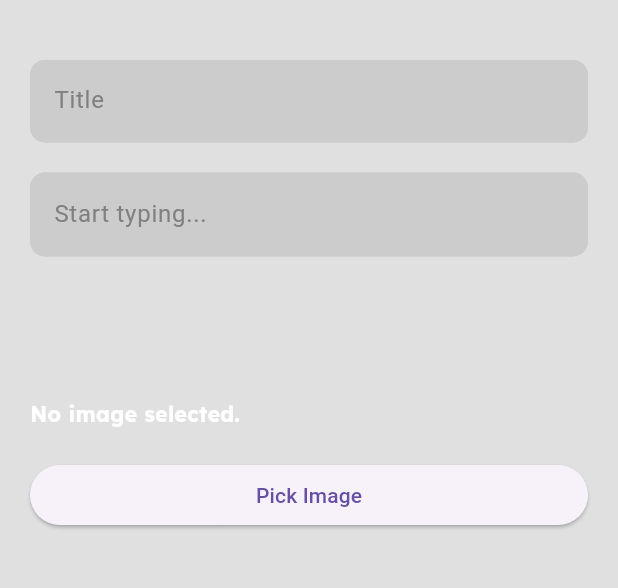
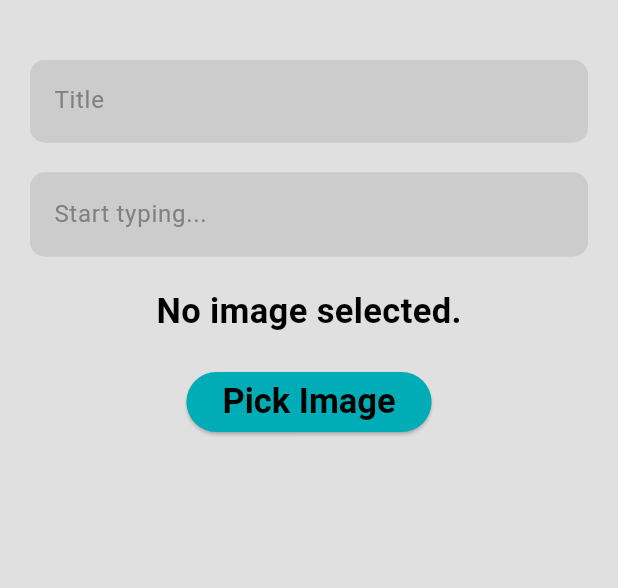
Before and after one commit to mahdiezati0/js_project_Front, a Flutter app: the CreateNote screen opened directly, on a phone screen of 412 x 824 dp, the part 120-708 px from its top. Run offline on Flutter 3.47's test engine with Material 3 defaults, Android fonts, the phone set to English and light mode, and no system bars; our stand-ins replace flutter_local_notifications, image_picker, permission_handler; Roboto replaces fonts that are missing (Mulish).

Commit message:
Fixed Bugs

```diff
--- a/lib/create_note.dart
+++ b/lib/create_note.dart
@@ -366,10 +366,10 @@ class _CreateNoteState extends State<CreateNote> {
                     ),
                   ),
                 ),
-                SizedBox(height: 20),
-                SizedBox(
-                  width: 341,
-                  height: 55,
+                // SizedBox(height: 20),
+                // SizedBox(
+                //   width: 341,
+                //   height: 55,
                   // child: TextField(
                   //   controller: colorController,
                   //   decoration: InputDecoration(
@@ -390,16 +390,42 @@ class _CreateNoteState extends State<CreateNote> {
                   //     ),
                   //   ),
                   // ),
-                ),
+                //),
+                Column(
+                  children: <Widget>[
                     SizedBox(height: 20),
                     _image == null
-                    ? Text('No image selected.')
+                        ? Text(
+                      'No image selected.',
+                      style: TextStyle(
+                        color: Colors.black,
+                        fontSize: 23,
+                        fontWeight: FontWeight.bold,
+                        fontFamily: "Mulish",
+                      ),
+                    )
                         : Image.file(_image!),
                     SizedBox(height: 20),
                     ElevatedButton(
                       onPressed: _pickImage,
-                  child: Text('Pick Image'),
+                      style: ElevatedButton.styleFrom(
+                        backgroundColor: Color(0xFF00ACB5),
+                        textStyle: TextStyle(color: Colors.white),
                       ),
+                      child: Text(
+                        'Pick Image',
+                        style: TextStyle(
+                          color: Colors.black,
+                          fontSize: 23,
+                          fontWeight: FontWeight.bold,
+                          fontFamily: "Mulish",
+                        ),
+                      ),
+                    ),
+                  ],
+                ),
+
+
               ],
             ),
           ),
--- a/lib/edit_note.dart
+++ b/lib/edit_note.dart
@@ -301,7 +301,18 @@ class _EditNoteState extends State<EditNote> {
                     ],
                   ),
                 if (attachmentBase64 == null)
-                  Text('No attachment found for this memo.'),
+                  Center(
+                    child: Text(
+                      'No Image Selected',
+                      style: TextStyle(
+                        fontSize: 15,
+                        fontWeight: FontWeight.bold,
+                        color: Colors.black,
+                        fontFamily: "Mulish",
+                      ),
+                      textAlign: TextAlign.center,
+                    ),
+                  )
               ],
             ),
           ),
```
Lines whose indentation alone changed are shown as unchanged.
